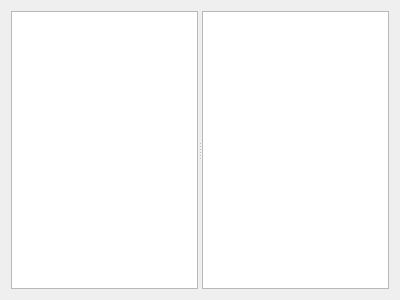
Above: src/bsdd_gui/module/property_picker/qt/Widget.ui from c-mellueh/bSDD-Toolkit before the change. Below: the same form after it.
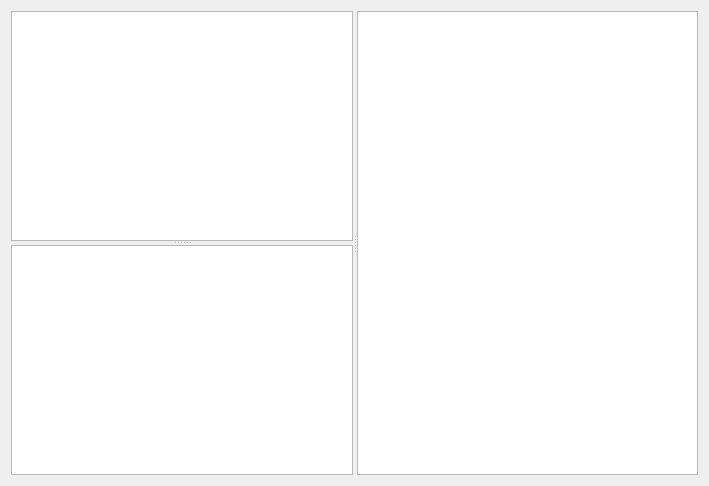
That is the form after the change. Custom widgets are drawn as their Qt base class.

```diff
--- a/src/bsdd_gui/module/property_picker/qt/Widget.ui
+++ b/src/bsdd_gui/module/property_picker/qt/Widget.ui
@@ -6,20 +6,26 @@
    <rect>
     <x>0</x>
     <y>0</y>
-    <width>400</width>
-    <height>300</height>
+    <width>709</width>
+    <height>486</height>
    </rect>
   </property>
   <property name="windowTitle">
    <string>Form</string>
   </property>
-  <layout class="QVBoxLayout" name="verticalLayout">
-   <item>
-    <widget class="QSplitter" name="splitter">
+  <layout class="QGridLayout" name="gridLayout">
+   <item row="0" column="0">
+    <widget class="QSplitter" name="spl_horizontal">
      <property name="orientation">
       <enum>Qt::Orientation::Horizontal</enum>
      </property>
-     <widget class="ClassView" name="tv_classes"/>
+     <widget class="QSplitter" name="spl_vertical">
+      <property name="orientation">
+       <enum>Qt::Orientation::Vertical</enum>
+      </property>
+      <widget class="ClassView" name="tv_classes"/>
+      <widget class="QTableView" name="tv_pset"/>
+     </widget>
      <widget class="PropertyView" name="tv_properties"/>
     </widget>
    </item>
```
